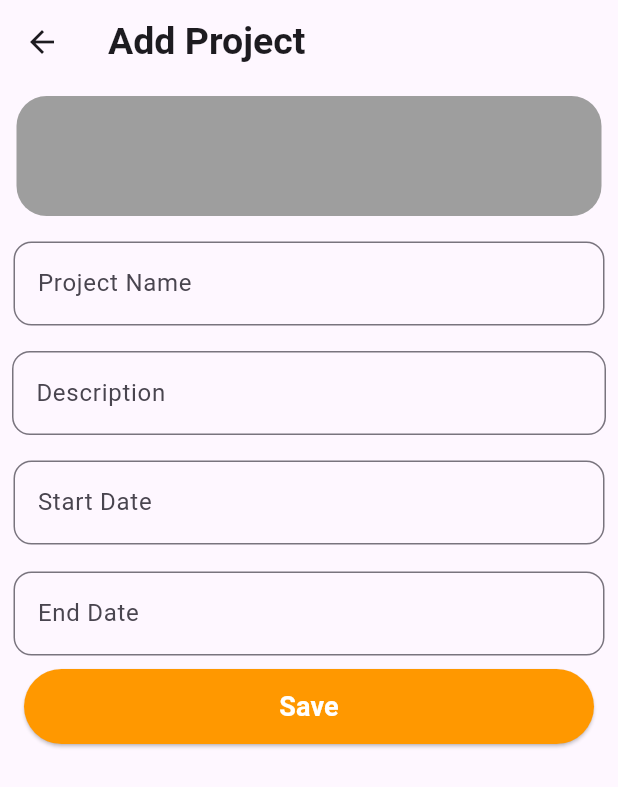
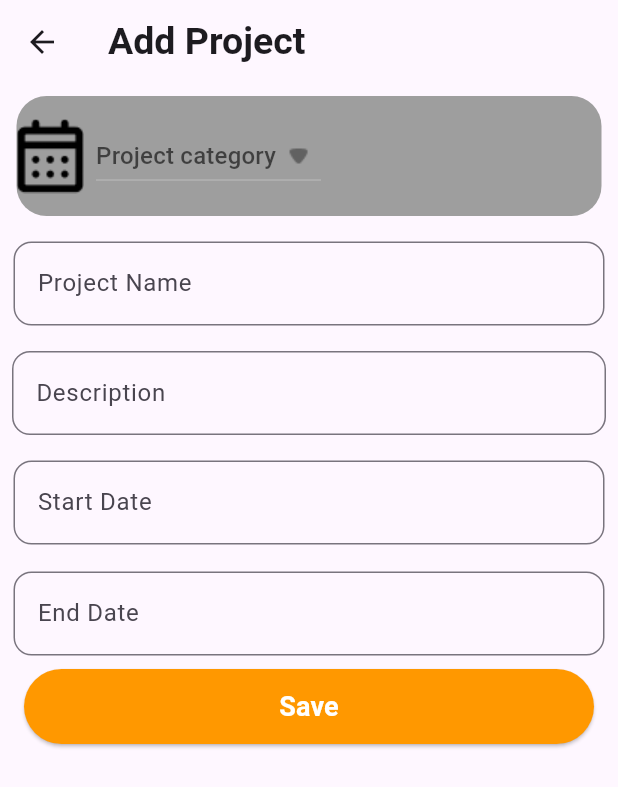
Before and after one commit to Nived-Manoj/Tasky-App, a Flutter app: the CreateTask screen opened directly, on a phone screen of 412 x 824 dp. Shown: the top 787 px of the screen. Run offline on Flutter 3.47's test engine with Material 3 defaults, Android fonts, the phone set to English and light mode, and no system bars; our stand-ins replace lottie, percent_indicator.

Commit message:
intial committ

```diff
--- a/lib/view/create_task.dart
+++ b/lib/view/create_task.dart
@@ -1,8 +1,23 @@
+import 'package:flutter/foundation.dart';
 import 'package:flutter/material.dart';
 import 'package:mainproject_tasky/utils/color_constant.dart';
 
-class CreateTask extends StatelessWidget {
-  const CreateTask({super.key});
+class CreateTask extends StatefulWidget {
+  CreateTask({super.key});
+
+  @override
+  State<CreateTask> createState() => _CreateTaskState();
+}
+
+class _CreateTaskState extends State<CreateTask> {
+  String dropdownValue = 'work';
+  var items = [
+    'work',
+    'project',
+    'freelancer',
+  ];
+  List<String> _category = ['Work', 'Project', 'Freelance', 'Other'];
+  String? _selectedValue;
 
   @override
   Widget build(BuildContext context) {
@@ -11,13 +26,44 @@ class CreateTask extends StatelessWidget {
         title: Text("Add Project",
             style: TextStyle(fontSize: 25, fontWeight: FontWeight.bold)),
       ),
-      body: Column(
+      body: SingleChildScrollView(
+        child: Column(
           children: [
             Padding(
               padding: const EdgeInsets.all(8.0),
               child: Container(
                 height: 80,
                 width: 390,
+                child: Row(
+                  children: [
+                    Image.asset(
+                      color: ColorConstant.Black,
+                      'assets/icons/coolicon.png',
+                    ),
+                    Padding(
+                      padding: const EdgeInsets.all(8.0),
+                      child: DropdownButton(
+                        hint: Text('Project category'),
+                        value: _selectedValue,
+                        onChanged: (newValue) {
+                          setState(() {
+                            _selectedValue = newValue;
+                          });
+                        },
+                        items: _category.map((Category) {
+                          return DropdownMenuItem(
+                            child: new Text(Category),
+                            value: Category,
+                          );
+                        }).toList(),
+                        icon: ImageIcon(
+                          AssetImage('assets/icons/arrow_down.png'),
+                          size: 30,
+                        ),
+                      ),
+                    ),
+                  ],
+                ),
                 decoration: BoxDecoration(
                   borderRadius: BorderRadius.circular(20),
                   color: Colors.grey,
@@ -75,6 +121,7 @@ class CreateTask extends StatelessWidget {
                         fontWeight: FontWeight.bold))),
           ],
         ),
+      ),
     );
   }
 }
```
Also changed, not shown: assets/icons/arrow_down.png (added), assets/icons/coolicon.png (added). Lines whose indentation alone changed are shown as unchanged.
